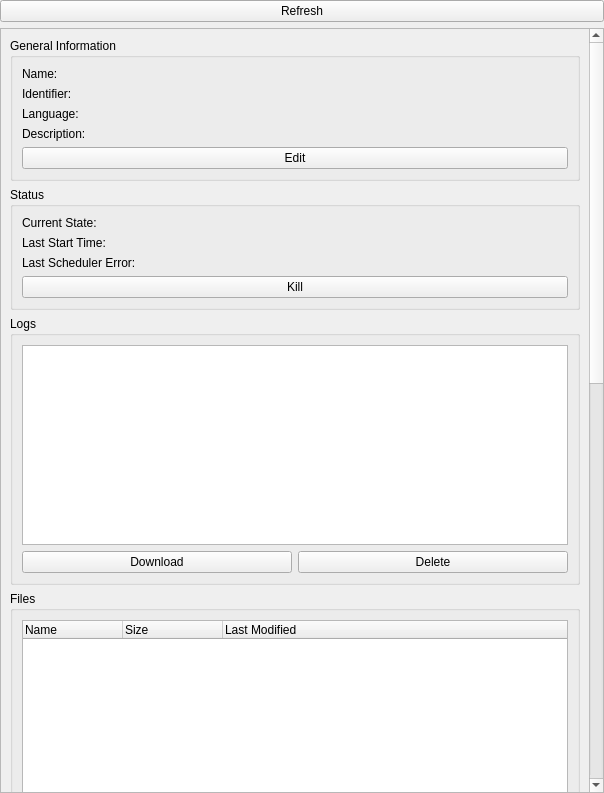
Before: the Qt Designer form src/brickv/plugin_system/plugins/red/ui/program_info.ui in Tinkerforge/brickv, drawn with Qt 5.
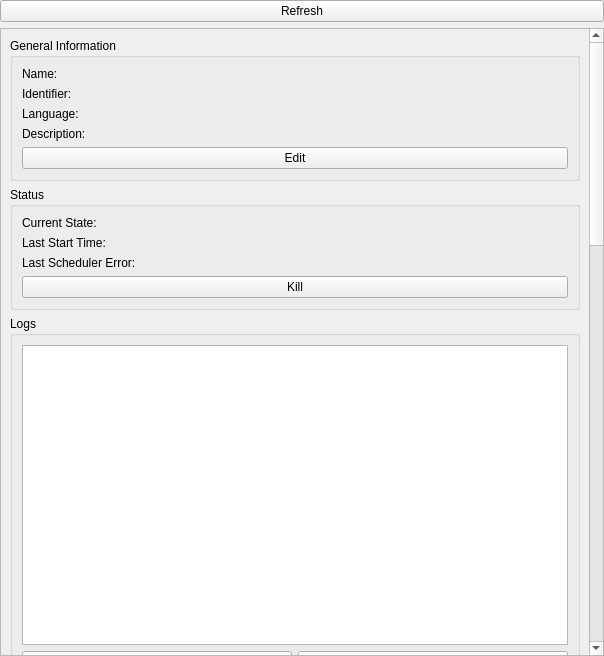
After: the same form once the commit is applied.

Commit message: red-brick/pi: Add some basic files tree logic

What changed in the file:
```diff
--- a/src/brickv/plugin_system/plugins/red/ui/program_info.ui
+++ b/src/brickv/plugin_system/plugins/red/ui/program_info.ui
@@ -7,7 +7,7 @@
     <x>0</x>
     <y>0</y>
     <width>604</width>
-    <height>793</height>
+    <height>656</height>
    </rect>
   </property>
   <property name="windowTitle">
@@ -33,9 +33,9 @@
       <property name="geometry">
        <rect>
         <x>0</x>
-        <y>0</y>
+        <y>-609</y>
         <width>586</width>
-        <height>1723</height>
+        <height>1925</height>
        </rect>
       </property>
       <layout class="QVBoxLayout" name="verticalLayout_10">
@@ -273,7 +273,7 @@
               <property name="minimumSize">
                <size>
                 <width>0</width>
-                <height>200</height>
+                <height>300</height>
                </size>
               </property>
               <property name="editTriggers">
@@ -297,37 +297,6 @@
          <layout class="QVBoxLayout" name="verticalLayout_2">
           <item>
            <layout class="QGridLayout" name="gridLayout_4">
-            <item row="0" column="0" colspan="4">
-             <widget class="QTreeWidget" name="tree_files">
-              <property name="minimumSize">
-               <size>
-                <width>0</width>
-                <height>200</height>
-               </size>
-              </property>
-              <property name="selectionMode">
-               <enum>QAbstractItemView::ExtendedSelection</enum>
-              </property>
-              <attribute name="headerVisible">
-               <bool>true</bool>
-              </attribute>
-              <column>
-               <property name="text">
-                <string>Name</string>
-               </property>
-              </column>
-              <column>
-               <property name="text">
-                <string>Size</string>
-               </property>
-              </column>
-              <column>
-               <property name="text">
-                <string>Last Modified</string>
-               </property>
-              </column>
-             </widget>
-            </item>
             <item row="1" column="0">
              <widget class="QPushButton" name="button_upload_files">
               <property name="text">
@@ -356,6 +325,16 @@
               </property>
              </widget>
             </item>
+            <item row="0" column="0" colspan="4">
+             <widget class="QTreeView" name="tree_files">
+              <property name="minimumSize">
+               <size>
+                <width>0</width>
+                <height>300</height>
+               </size>
+              </property>
+             </widget>
+            </item>
            </layout>
           </item>
          </layout>
```
Left out of the diff: 24 changed lines with no effect on the pictures. The commit also changes 1 other file.
